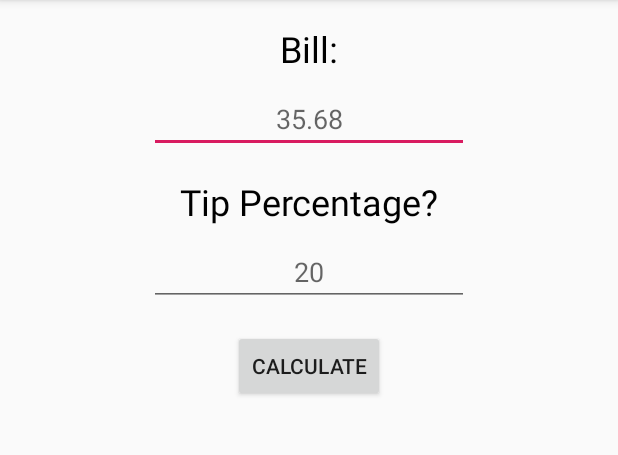
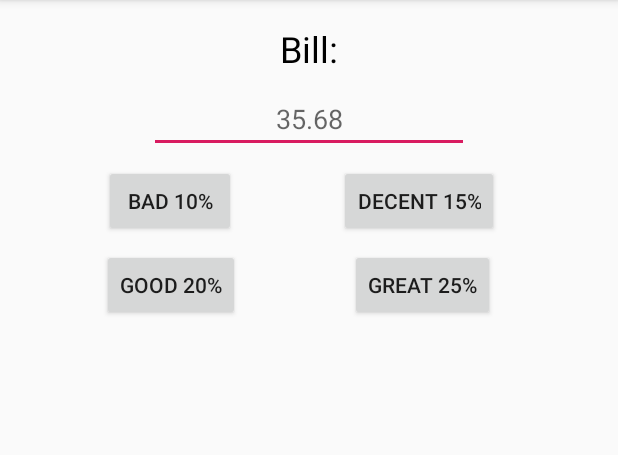
Before and after one commit to DominickNola/TipCalculator, an Android app: the screen it shows after launch (MainActivity), on a phone screen of 412 x 824 dp, the part 84-539 px from its top. Run offline under Robolectric (Android 15) with nearby library versions, the phone set to English and light mode, and no system bars.

Commit message:
more buttons more tip options

```diff
--- a/app/src/main/res/layout/activity_main.xml
+++ b/app/src/main/res/layout/activity_main.xml
@@ -34,44 +34,6 @@
         app:layout_constraintTop_toBottomOf="@+id/textView2" />
 
     <TextView
-        android:id="@+id/textView3"
-        android:layout_width="wrap_content"
-        android:layout_height="wrap_content"
-        android:layout_marginTop="16dp"
-        android:text="Tip Percentage?"
-        android:textColor="@android:color/black"
-        android:textSize="24sp"
-        app:layout_constraintEnd_toEndOf="parent"
-        app:layout_constraintHorizontal_bias="0.5"
-        app:layout_constraintStart_toStartOf="parent"
-        app:layout_constraintTop_toBottomOf="@+id/billEditText" />
-
-    <EditText
-        android:id="@+id/tipEditText"
-        android:layout_width="wrap_content"
-        android:layout_height="wrap_content"
-        android:layout_marginTop="8dp"
-        android:ems="10"
-        android:gravity="center"
-        android:hint="20"
-        android:inputType="number"
-        app:layout_constraintEnd_toEndOf="parent"
-        app:layout_constraintHorizontal_bias="0.5"
-        app:layout_constraintStart_toStartOf="parent"
-        app:layout_constraintTop_toBottomOf="@+id/textView3" />
-
-    <Button
-        android:id="@+id/calcButton"
-        android:layout_width="wrap_content"
-        android:layout_height="wrap_content"
-        android:layout_marginTop="16dp"
-        android:text="Calculate"
-        app:layout_constraintEnd_toEndOf="parent"
-        app:layout_constraintHorizontal_bias="0.5"
-        app:layout_constraintStart_toStartOf="parent"
-        app:layout_constraintTop_toBottomOf="@+id/tipEditText" />
-
-    <TextView
         android:id="@+id/infoTextView"
         android:layout_width="wrap_content"
         android:layout_height="wrap_content"
@@ -81,8 +43,55 @@
         android:textSize="24sp"
         android:textStyle="bold"
         app:layout_constraintEnd_toEndOf="parent"
+        app:layout_constraintHorizontal_bias="0.496"
+        app:layout_constraintStart_toStartOf="parent"
+        app:layout_constraintTop_toBottomOf="@+id/calcButtonGreat" />
+
+    <Button
+        android:id="@+id/calcButtonBad"
+        android:layout_width="wrap_content"
+        android:layout_height="wrap_content"
+        android:layout_marginTop="8dp"
+        android:text="Bad 10%"
+        app:layout_constraintEnd_toEndOf="parent"
+        app:layout_constraintEnd_toStartOf="@+id/calcButtonDecent"
         app:layout_constraintHorizontal_bias="0.5"
         app:layout_constraintStart_toStartOf="parent"
-        app:layout_constraintTop_toBottomOf="@+id/calcButton" />
+        app:layout_constraintTop_toBottomOf="@+id/billEditText" />
+
+    <Button
+        android:id="@+id/calcButtonDecent"
+        android:layout_width="wrap_content"
+        android:layout_height="wrap_content"
+        android:layout_marginTop="8dp"
+        android:layout_marginEnd="10dp"
+        android:layout_marginRight="10dp"
+        android:text="Decent 15%"
+        app:layout_constraintEnd_toEndOf="parent"
+        app:layout_constraintHorizontal_bias="0.5"
+        app:layout_constraintStart_toEndOf="@+id/calcButtonBad"
+        app:layout_constraintTop_toBottomOf="@+id/billEditText" />
+
+    <Button
+        android:id="@+id/calcButtonGood"
+        android:layout_width="wrap_content"
+        android:layout_height="wrap_content"
+        android:layout_marginTop="8dp"
+        android:text="Good 20%"
+        app:layout_constraintEnd_toEndOf="parent"
+        app:layout_constraintHorizontal_bias="0.213"
+        app:layout_constraintStart_toStartOf="parent"
+        app:layout_constraintTop_toBottomOf="@+id/calcButtonBad" />
+
+    <Button
+        android:id="@+id/calcButtonGreat"
+        android:layout_width="wrap_content"
+        android:layout_height="wrap_content"
+        android:layout_marginTop="8dp"
+        android:text="Great 25%"
+        app:layout_constraintEnd_toEndOf="parent"
+        app:layout_constraintHorizontal_bias="0.47"
+        app:layout_constraintStart_toEndOf="@+id/calcButtonGood"
+        app:layout_constraintTop_toBottomOf="@+id/calcButtonDecent" />
 
 </androidx.constraintlayout.widget.ConstraintLayout>
```
Also changed, not shown: app/src/main/java/com/example/tipcalculator/MainActivity.kt (+34 -8 lines).
